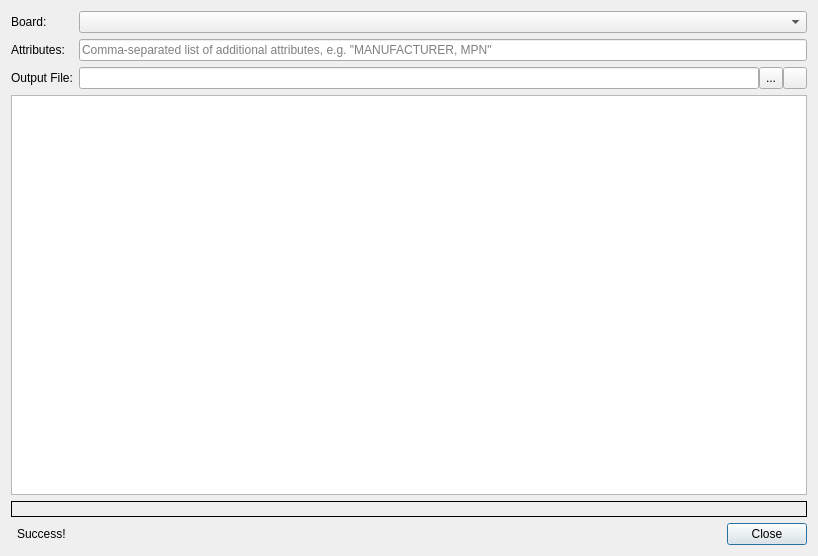
Old version of the form libs/librepcb/editor/project/bomgeneratordialog.ui in the repository LibrePCB/LibrePCB.
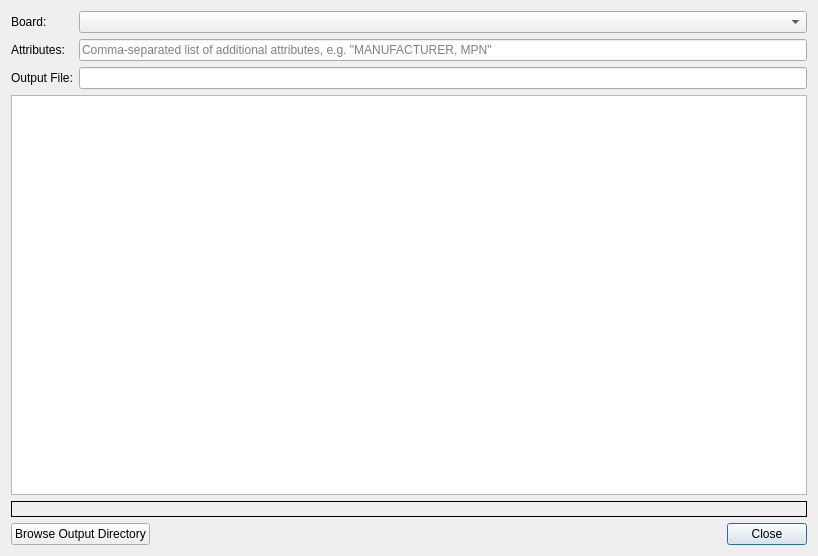
New version of the form. Icons and pictures are not drawn.

Diff of the .ui file:
```diff
--- a/libs/librepcb/editor/project/bomgeneratordialog.ui
+++ b/libs/librepcb/editor/project/bomgeneratordialog.ui
@@ -14,6 +14,9 @@
    <string>Generate BOM</string>
   </property>
   <layout class="QFormLayout" name="formLayout">
+   <property name="fieldGrowthPolicy">
+    <enum>QFormLayout::AllNonFixedFieldsGrow</enum>
+   </property>
    <item row="0" column="0">
     <widget class="QLabel" name="label_2">
      <property name="text">
@@ -24,92 +27,6 @@
    <item row="0" column="1">
     <widget class="QComboBox" name="cbxBoard"/>
    </item>
-   <item row="3" column="0" colspan="2">
-    <widget class="QTableWidget" name="tableWidget">
-     <property name="sizePolicy">
-      <sizepolicy hsizetype="Expanding" vsizetype="Expanding">
-       <horstretch>0</horstretch>
-       <verstretch>1</verstretch>
-      </sizepolicy>
-     </property>
-    </widget>
-   </item>
-   <item row="6" column="0">
-    <widget class="QLabel" name="lblSuccess">
-     <property name="text">
-      <string>Success!</string>
-     </property>
-     <property name="indent">
-      <number>6</number>
-     </property>
-    </widget>
-   </item>
-   <item row="6" column="1">
-    <widget class="QDialogButtonBox" name="buttonBox">
-     <property name="orientation">
-      <enum>Qt::Horizontal</enum>
-     </property>
-     <property name="standardButtons">
-      <set>QDialogButtonBox::Close</set>
-     </property>
-    </widget>
-   </item>
-   <item row="2" column="0">
-    <widget class="QLabel" name="label">
-     <property name="text">
-      <string>Output File:</string>
-     </property>
-    </widget>
-   </item>
-   <item row="2" column="1">
-    <layout class="QHBoxLayout" name="horizontalLayout">
-     <property name="spacing">
-      <number>0</number>
-     </property>
-     <item>
-      <widget class="QLineEdit" name="edtOutputPath"/>
-     </item>
-     <item>
-      <widget class="QToolButton" name="btnBrowse">
-       <property name="sizePolicy">
-        <sizepolicy hsizetype="Fixed" vsizetype="Ignored">
-         <horstretch>0</horstretch>
-         <verstretch>0</verstretch>
-        </sizepolicy>
-       </property>
-       <property name="toolTip">
-        <string>Choose output file</string>
-       </property>
-       <property name="text">
-        <string notr="true">...</string>
-       </property>
-       <property name="toolButtonStyle">
-        <enum>Qt::ToolButtonTextOnly</enum>
-       </property>
-      </widget>
-     </item>
-     <item>
-      <widget class="QToolButton" name="btnOpenDirectory">
-       <property name="sizePolicy">
-        <sizepolicy hsizetype="Fixed" vsizetype="Ignored">
-         <horstretch>0</horstretch>
-         <verstretch>0</verstretch>
-        </sizepolicy>
-       </property>
-       <property name="toolTip">
-        <string>Open output directory</string>
-       </property>
-       <property name="text">
-        <string notr="true"/>
-       </property>
-       <property name="icon">
-        <iconset>
-         <normaloff>:/img/actions/open.png</normaloff>:/img/actions/open.png</iconset>
-       </property>
-      </widget>
-     </item>
-    </layout>
-   </item>
    <item row="1" column="0">
     <widget class="QLabel" name="label_3">
      <property name="text">
@@ -127,7 +44,24 @@
      </property>
     </widget>
    </item>
-   <item row="5" column="0" colspan="2">
+   <item row="3" column="0">
+    <widget class="QLabel" name="label">
+     <property name="text">
+      <string>Output File:</string>
+     </property>
+    </widget>
+   </item>
+   <item row="4" column="0" colspan="2">
+    <widget class="QTableWidget" name="tableWidget">
+     <property name="sizePolicy">
+      <sizepolicy hsizetype="Expanding" vsizetype="Expanding">
+       <horstretch>0</horstretch>
+       <verstretch>1</verstretch>
+      </sizepolicy>
+     </property>
+    </widget>
+   </item>
+   <item row="6" column="0" colspan="2">
     <widget class="QLabel" name="lblMessage">
      <property name="frameShape">
       <enum>QFrame::Box</enum>
@@ -143,6 +77,33 @@
      </property>
     </widget>
    </item>
+   <item row="7" column="0" colspan="2">
+    <layout class="QHBoxLayout" name="horizontalLayout_2">
+     <item>
+      <widget class="QPushButton" name="btnBrowseOutputDir">
+       <property name="text">
+        <string>Browse Output Directory</string>
+       </property>
+       <property name="autoDefault">
+        <bool>false</bool>
+       </property>
+      </widget>
+     </item>
+     <item>
+      <widget class="QDialogButtonBox" name="buttonBox">
+       <property name="orientation">
+        <enum>Qt::Horizontal</enum>
+       </property>
+       <property name="standardButtons">
+        <set>QDialogButtonBox::Close</set>
+       </property>
+      </widget>
+     </item>
+    </layout>
+   </item>
+   <item row="3" column="1">
+    <widget class="QLineEdit" name="edtOutputPath"/>
+   </item>
   </layout>
  </widget>
  <resources/>
```
Left out of the diff: 42 changed lines with no effect on the pictures.
